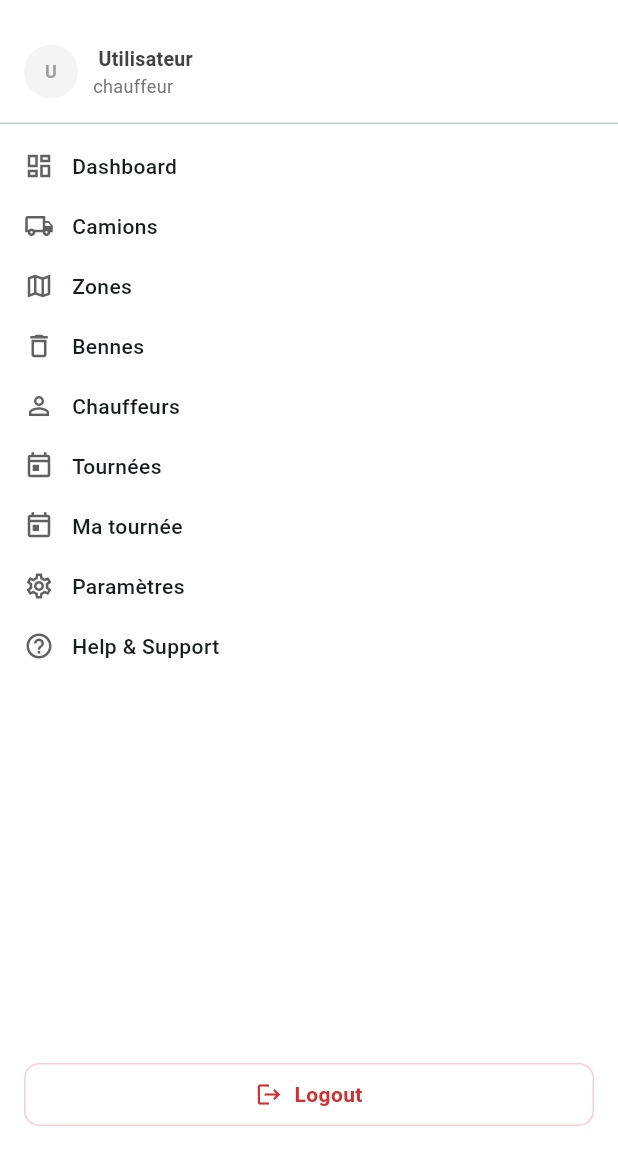
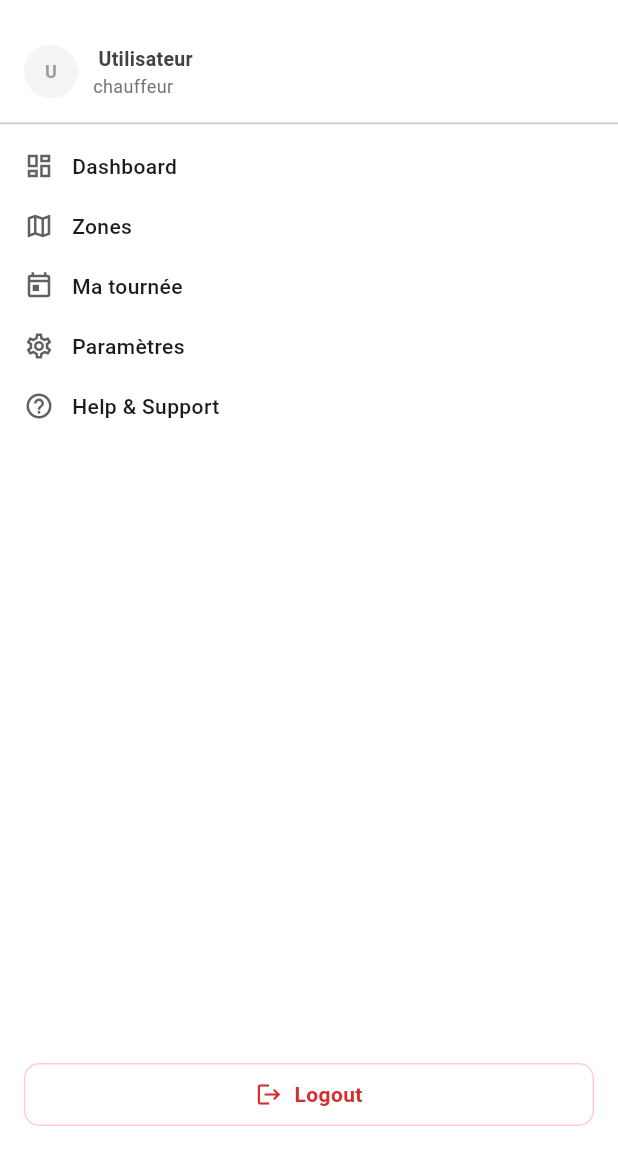
Before and after one commit to JihaneBoulahri/clean_way_frontend, a Flutter app: the Sidebar widget shown alone on an empty page, opened directly with empty values, on a phone screen of 412 x 824 dp, the part 86-1236 px from its top. Run offline on Flutter 3.47's test engine with Material 3 defaults, Android fonts, the phone set to English and light mode, and no system bars; our stand-ins replace get, get_storage, google_maps_flutter; accounts and stored records are empty; network calls fail.

Commit message:
some modification

```diff
--- a/lib/widgets/sidebar.dart
+++ b/lib/widgets/sidebar.dart
@@ -94,12 +94,7 @@ class Sidebar extends StatelessWidget {
                 children: [
                   if (_isChauffeur) ...[
                     _SidebarItem(icon: Icons.dashboard_outlined, label: 'Dashboard', primaryColor: primaryColor, onTap: () => onItemSelected(AppRoutes.dashboard)),
-                    _SidebarItem(icon: Icons.local_shipping_outlined, label: 'Camions', primaryColor: primaryColor, onTap: () => onItemSelected(AppRoutes.camions)),
                     _SidebarItem(icon: Icons.map_outlined, label: 'Zones', primaryColor: primaryColor, onTap: () => onItemSelected(AppRoutes.zones)),
-                    _SidebarItem(icon: Icons.delete_outline, label: 'Bennes', primaryColor: primaryColor, onTap: () => onItemSelected(AppRoutes.bennes)),
-
-                    _SidebarItem(icon: Icons.person_outline, label: 'Chauffeurs', primaryColor: primaryColor, onTap: () => onItemSelected(AppRoutes.chauffeurs)),
-                    _SidebarItem(icon: Icons.today_outlined, label: 'Tournées', primaryColor: primaryColor, onTap: () => onItemSelected(AppRoutes.tournees)),
                     _SidebarItem(
                       icon: Icons.today_outlined,
                       label: 'Ma tournée',
```
